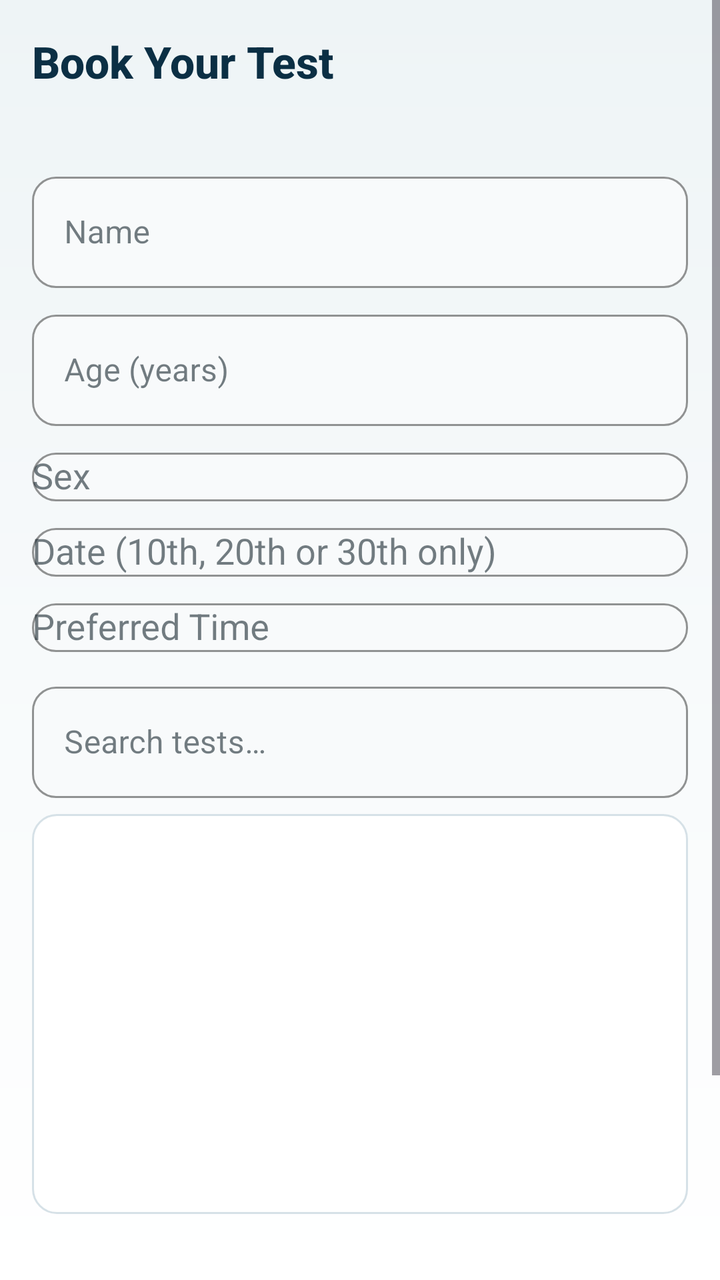
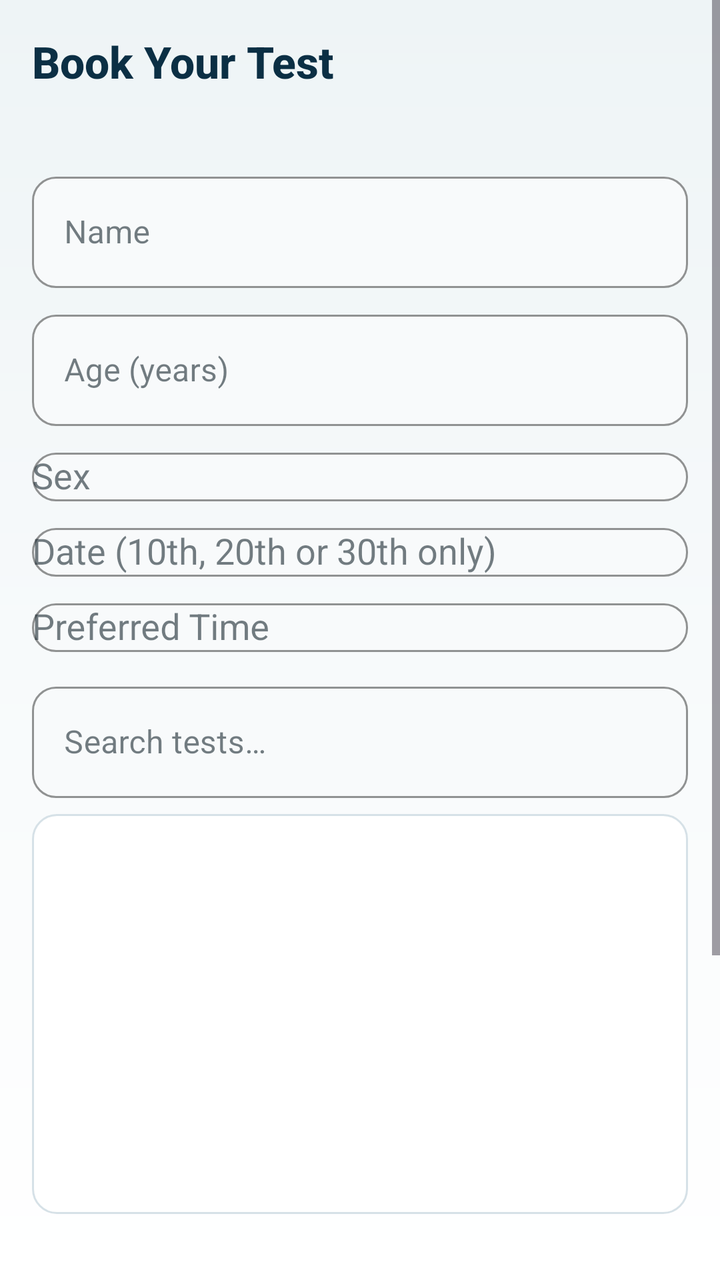

Screens rendered from an Android XML layout before and after an edit, with the pre-edit source and the edit as a unified diff.
<!-- AndroidManifest.xml: application theme Theme.AnubhavLifeCare -->
<!-- res/layout/fragment_customer_prebook.xml -->
<?xml version="1.0" encoding="utf-8"?>
<ScrollView xmlns:android="http://schemas.android.com/apk/res/android"
    xmlns:app="http://schemas.android.com/apk/res-auto"
    android:layout_width="match_parent"
    android:layout_height="match_parent"
    android:background="@drawable/app_background"
    android:fillViewport="true">

    <LinearLayout
        android:layout_width="match_parent"
        android:layout_height="wrap_content"
        android:orientation="vertical"
        android:padding="16dp">

        <TextView
            android:id="@+id/tvPrebookTitle"
            android:layout_width="match_parent"
            android:layout_height="wrap_content"
            android:layout_marginBottom="8dp"
            android:text="@string/prebook_time_slot"
            android:textAppearance="@style/TextAppearance.Anubhav.ScreenTitle" />

        <TextView
            android:id="@+id/tvPrebookPolicy"
            android:layout_width="match_parent"
            android:layout_height="wrap_content"
            android:layout_marginBottom="12dp"
            android:textColor="@color/text_secondary"
            android:textSize="13sp" />

        <com.google.android.material.textfield.TextInputLayout
            style="@style/Widget.Anubhav.TextInput"
            android:layout_width="match_parent"
            android:layout_height="wrap_content"
            android:layout_marginBottom="8dp"
            android:hint="@string/name">

            <com.google.android.material.textfield.TextInputEditText
                android:id="@+id/etPatientName"
                android:layout_width="match_parent"
                android:layout_height="wrap_content" />
        </com.google.android.material.textfield.TextInputLayout>

        <com.google.android.material.textfield.TextInputLayout
            style="@style/Widget.Anubhav.TextInput"
            android:layout_width="match_parent"
            android:layout_height="wrap_content"
            android:layout_marginBottom="8dp"
            android:hint="@string/patient_age">

            <com.google.android.material.textfield.TextInputEditText
                android:id="@+id/etAgeYear"
                android:layout_width="match_parent"
                android:layout_height="wrap_content"
                android:inputType="number" />
        </com.google.android.material.textfield.TextInputLayout>

        <com.google.android.material.textfield.TextInputLayout
            style="@style/Widget.Anubhav.TextInput"
            android:layout_width="match_parent"
            android:layout_height="wrap_content"
            android:layout_marginBottom="8dp"
            android:hint="@string/patient_sex">

            <AutoCompleteTextView
                android:id="@+id/spinnerSex"
                android:layout_width="match_parent"
                android:layout_height="wrap_content"
                android:inputType="none" />
        </com.google.android.material.textfield.TextInputLayout>

        <com.google.android.material.textfield.TextInputLayout
            style="@style/Widget.Anubhav.TextInput"
            android:layout_width="match_parent"
            android:layout_height="wrap_content"
            android:layout_marginBottom="8dp"
            android:hint="@string/prebook_date_hint">

            <AutoCompleteTextView
                android:id="@+id/spinnerDate"
                android:layout_width="match_parent"
                android:layout_height="wrap_content"
                android:inputType="none" />
        </com.google.android.material.textfield.TextInputLayout>

        <com.google.android.material.textfield.TextInputLayout
            style="@style/Widget.Anubhav.TextInput"
            android:layout_width="match_parent"
            android:layout_height="wrap_content"
            android:layout_marginBottom="12dp"
            android:hint="@string/preferred_time">

            <AutoCompleteTextView
                android:id="@+id/spinnerSlot"
                android:layout_width="match_parent"
                android:layout_height="wrap_content"
                android:inputType="none" />
        </com.google.android.material.textfield.TextInputLayout>

        <com.google.android.material.textfield.TextInputLayout
            style="@style/Widget.Anubhav.TextInput"
            android:layout_width="match_parent"
            android:layout_height="wrap_content"
            android:layout_marginBottom="8dp"
            android:hint="@string/search_tests">

            <com.google.android.material.textfield.TextInputEditText
                android:id="@+id/etTestSearch"
                android:layout_width="match_parent"
                android:layout_height="wrap_content" />
        </com.google.android.material.textfield.TextInputLayout>

        <androidx.recyclerview.widget.RecyclerView
            android:id="@+id/rvTests"
            android:layout_width="match_parent"
            android:layout_height="200dp"
            android:background="@drawable/list_surface_bg"
            android:layout_marginBottom="8dp" />

        <TextView
            android:id="@+id/tvSelectedTests"
            android:layout_width="match_parent"
            android:layout_height="wrap_content"
            android:layout_marginBottom="4dp"
            android:textSize="14sp" />

        <TextView
            android:id="@+id/tvTotalAmount"
            android:layout_width="match_parent"
            android:layout_height="wrap_content"
            android:layout_marginBottom="4dp"
            android:textStyle="bold" />

        <TextView
            android:id="@+id/tvAdvanceAmount"
            android:layout_width="match_parent"
            android:layout_height="wrap_content"
            android:layout_marginBottom="12dp"
            android:textColor="@color/brand_dark_blue"
            android:textStyle="bold" />

        <com.google.android.material.button.MaterialButton
            android:id="@+id/btnPayAdvance"
            android:layout_width="match_parent"
            android:layout_height="wrap_content"
            android:text="@string/pay_advance"
            app:cornerRadius="10dp" />

        <ProgressBar
            android:id="@+id/progressBar"
            android:layout_width="wrap_content"
            android:layout_height="wrap_content"
            android:layout_gravity="center"
            android:layout_marginTop="12dp"
            android:visibility="gone" />
    </LinearLayout>
</ScrollView>
<!-- resources referenced by this layout -->
<resources>
  <color name="brand_dark_blue">#0B2F44</color>
  <color name="text_secondary">#5C6E78</color>
  <!-- drawable app_background (drawable) -->
  <?xml version="1.0" encoding="utf-8"?>
  <shape xmlns:android="http://schemas.android.com/apk/res/android"
      android:shape="rectangle">
      <gradient
          android:angle="270"
          android:startColor="#EEF4F6"
          android:centerColor="#F7FAFB"
          android:endColor="#FFFFFF"
          android:type="linear" />
  </shape>
  <!-- drawable list_surface_bg (drawable) -->
  <?xml version="1.0" encoding="utf-8"?>
  <shape xmlns:android="http://schemas.android.com/apk/res/android"
      android:shape="rectangle">
      <solid android:color="@color/card_background" />
      <stroke
          android:width="1dp"
          android:color="@color/stroke_soft" />
      <corners android:radius="12dp" />
  </shape>
  <string name="name">Name</string>
  <string name="patient_age">Age (years)</string>
  <string name="patient_sex">Sex</string>
  <string name="pay_advance">Pay 50%% Advance</string>
  <string name="prebook_date_hint">Date (10th, 20th or 30th only)</string>
  <string name="prebook_time_slot">Book Your Test</string>
  <string name="preferred_time">Preferred Time</string>
  <string name="search_tests">Search tests…</string>
  <style name="TextAppearance.Anubhav.ScreenTitle" parent="TextAppearance.Material3.HeadlineSmall">
          <item name="android:textSize">22sp</item>
          <item name="android:textStyle">bold</item>
          <item name="android:textColor">@color/brand_dark_blue</item>
          <item name="fontFamily">sans-serif-medium</item>
      </style>
  <style name="Theme.AnubhavLifeCare" parent="Theme.AktivAdmin" />
  <color name="card_background">#FFFFFF</color>
  <color name="stroke_soft">#D6E1E7</color>
  <color name="input_background">#F8FAFB</color>
  <color name="medical_blue">@color/brand_blue</color>
  <color name="clinic_primary">@color/brand_dark_blue</color>
  <color name="text_white">#FFFFFF</color>
  <color name="medical_green">#247C6D</color>
  <color name="secondary_dark">#155E55</color>
  <color name="background_light">#F4F7F8</color>
  <color name="text_primary">#17272F</color>
  <color name="secondary">#247C6D</color>
  <style name="TextAppearance.AktivAdmin.Headline1" parent="TextAppearance.Material3.HeadlineLarge">
          <item name="android:textSize">32sp</item>
          <item name="android:textStyle">bold</item>
          <item name="android:textColor">@color/brand_dark_blue</item>
          <item name="fontFamily">sans-serif-medium</item>
      </style>
  <style name="TextAppearance.AktivAdmin.Headline6" parent="TextAppearance.Material3.HeadlineSmall">
          <item name="android:textSize">20sp</item>
          <item name="android:textStyle">bold</item>
          <item name="android:textColor">@color/brand_dark_blue</item>
          <item name="fontFamily">sans-serif-medium</item>
      </style>
  <style name="TextAppearance.AktivAdmin.Body1" parent="TextAppearance.Material3.BodyLarge">
          <item name="android:textSize">16sp</item>
          <item name="android:textColor">@color/text_secondary</item>
          <item name="fontFamily">sans-serif</item>
      </style>
  <style name="Widget.AktivAdmin.CardView" parent="Widget.Material3.CardView.Elevated">
          <item name="cardCornerRadius">14dp</item>
          <item name="cardElevation">3dp</item>
          <item name="cardBackgroundColor">@color/card_background</item>
          <item name="android:layout_margin">8dp</item>
      </style>
  <color name="brand_blue">#146C94</color>
  <color name="button_gradient_start">@color/brand_blue</color>
  <color name="button_gradient_end">#0E536C</color>
  <!-- unchanged entries left out for length: 4 -->
</resources>

<!-- the commit's change to res/layout/fragment_customer_prebook.xml (unified diff, before → after) -->
@@ -4,13 +4,17 @@
     android:layout_width="match_parent"
     android:layout_height="match_parent"
     android:background="@drawable/app_background"
-    android:fillViewport="true">
+    android:fillViewport="true"
+    android:clipToPadding="false">
 
     <LinearLayout
         android:layout_width="match_parent"
         android:layout_height="wrap_content"
         android:orientation="vertical"
-        android:padding="16dp">
+        android:paddingStart="16dp"
+        android:paddingTop="16dp"
+        android:paddingEnd="16dp"
+        android:paddingBottom="112dp">
 
         <TextView
             android:id="@+id/tvPrebookTitle"
@@ -18,7 +22,9 @@
             android:layout_height="wrap_content"
             android:layout_marginBottom="8dp"
             android:text="@string/prebook_time_slot"
-            android:textAppearance="@style/TextAppearance.Anubhav.ScreenTitle" />
+            android:textAppearance="@style/TextAppearance.Anubhav.ScreenTitle"
+            android:maxLines="1"
+            android:ellipsize="end" />
 
         <TextView
             android:id="@+id/tvPrebookPolicy"
@@ -122,14 +128,18 @@
             android:layout_width="match_parent"
             android:layout_height="wrap_content"
             android:layout_marginBottom="4dp"
-            android:textSize="14sp" />
+            android:textSize="14sp"
+            android:maxLines="2"
+            android:ellipsize="end" />
 
         <TextView
             android:id="@+id/tvTotalAmount"
             android:layout_width="match_parent"
             android:layout_height="wrap_content"
             android:layout_marginBottom="4dp"
-            android:textStyle="bold" />
+            android:textStyle="bold"
+            android:maxLines="1"
+            android:ellipsize="end" />
 
         <TextView
             android:id="@+id/tvAdvanceAmount"
@@ -137,13 +147,17 @@
             android:layout_height="wrap_content"
             android:layout_marginBottom="12dp"
             android:textColor="@color/brand_dark_blue"
-            android:textStyle="bold" />
+            android:textStyle="bold"
+            android:maxLines="1"
+            android:ellipsize="end" />
 
         <com.google.android.material.button.MaterialButton
             android:id="@+id/btnPayAdvance"
             android:layout_width="match_parent"
             android:layout_height="wrap_content"
             android:text="@string/pay_advance"
+            android:maxLines="1"
+            android:ellipsize="end"
             app:cornerRadius="10dp" />
 
         <ProgressBar
